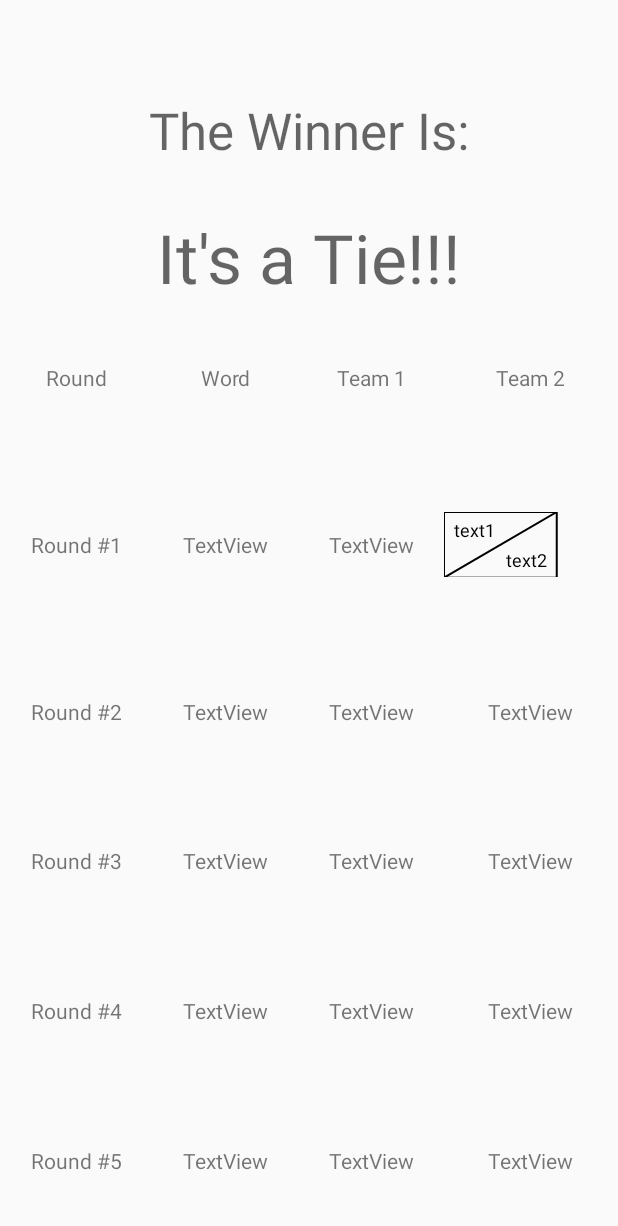
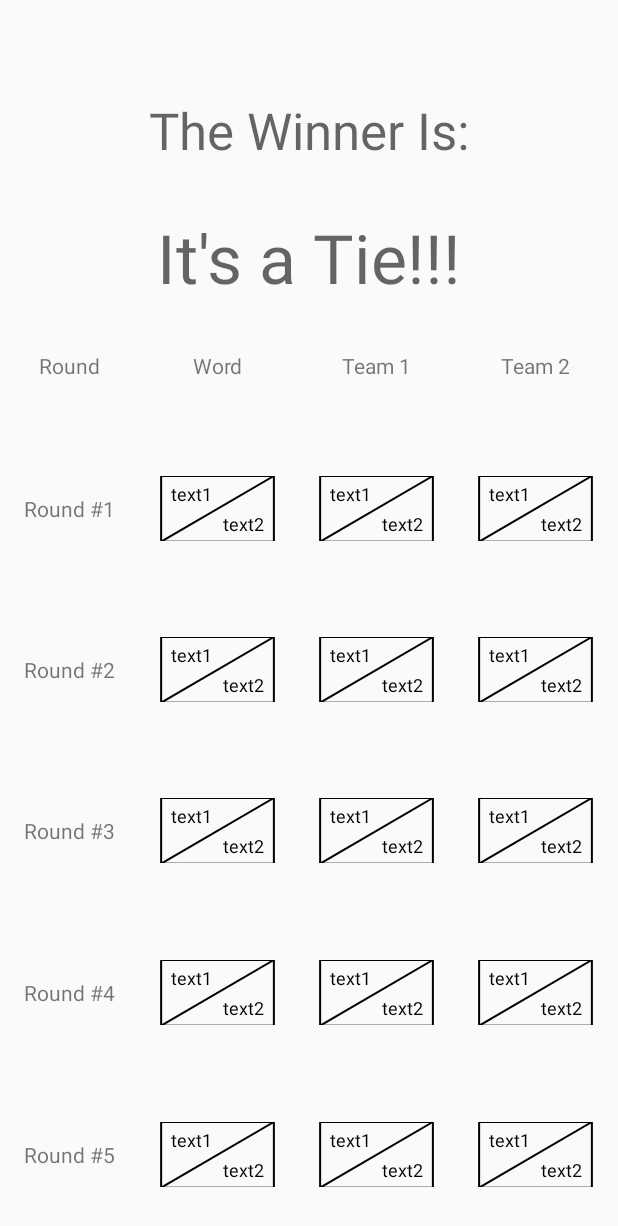
Before and after one commit to c-reeder/hint, an Android app: the WinnerActivity screen opened directly, with no data from a screen before it, on a phone screen of 412 x 824 dp. Shown: the top 1226 px of the screen. Run offline under Robolectric (Android 15) with nearby library versions, the phone set to English and light mode, and no system bars.

Commit message:
Added adjustments for textAlignment

```diff
--- a/app/src/main/java/com/wordpress/simpledevelopments/password/DiagonalDoubleTextView.java
+++ b/app/src/main/java/com/wordpress/simpledevelopments/password/DiagonalDoubleTextView.java
@@ -114,14 +114,17 @@ public class DiagonalDoubleTextView extends View {
                 case TEXT_ALIGNMENT_CENTER:
                     //do main thing here using origX and origY
                     //also make sure to start using origX and origY in the onDraw body
+                    origX = (viewWidth - realWidth) / 2;
                     break;
                 case TEXT_ALIGNMENT_VIEW_START:
                 case TEXT_ALIGNMENT_TEXT_START:
                     //left align
+                    origX = 0;
                     break;
                 case TEXT_ALIGNMENT_TEXT_END:
                 case TEXT_ALIGNMENT_VIEW_END:
                     //right align
+                    origX = viewWidth - realWidth;
                     break;
             }
         }
@@ -142,25 +145,25 @@ public class DiagonalDoubleTextView extends View {
 //        Log.d(TAG, "textWidth: " + textWidth + ", textHeight: " + textHeight);
         paint.setTextAlign(Paint.Align.LEFT);
         paint.setStyle(Paint.Style.STROKE);
-        canvas.drawRect(0,0,
-                (.75f * textWidth) + 2 * textWidth,
-                (.75f * textHeight) + 2 * textHeight,
+        canvas.drawRect(origX,origY,
+                origX + (.75f * textWidth) + 2 * textWidth,
+                origY + (.75f * textHeight) + 2 * textHeight,
                 paint);
         paint.setStyle(Paint.Style.FILL);
         paint.setAntiAlias(true);
         canvas.drawText(text1,
-                (.25f * textWidth),
-                (.25f * textHeight) - metrics.top,
+                origX + (.25f * textWidth),
+                origY + (.25f * textHeight) - metrics.top,
                 paint);
         canvas.drawText(text2,
-                (.50f * textWidth) + textWidth,
-                (.50f * textHeight) + textHeight - metrics.top,
+                origX + (.50f * textWidth) + textWidth,
+                origY + (.50f * textHeight) + textHeight - metrics.top,
                 paint);
         paint.setStrokeWidth(2);
-        canvas.drawLine(0,
-                (.75f * textHeight) + 2 * textHeight,
-                (.75f * textWidth) + 2 * textWidth,
-                0,
+        canvas.drawLine(origX,
+                origY + (.75f * textHeight) + 2 * textHeight,
+                origX + (.75f * textWidth) + 2 * textWidth,
+                origY,
                 paint);
 
 
--- a/app/src/main/res/layout/activity_winner.xml
+++ b/app/src/main/res/layout/activity_winner.xml
@@ -90,26 +90,26 @@
                 android:textAlignment="center"
                 android:layout_gravity="center_vertical" />
 
-            <TextView
-                android:text="TextView"
+            <com.wordpress.simpledevelopments.password.DiagonalDoubleTextView
                 android:layout_width="wrap_content"
                 android:layout_height="wrap_content"
+                app:textSize="@dimen/diagonalTextSize"
                 android:textAlignment="center"
-                android:layout_gravity="center_vertical" />
-
-            <TextView
-                android:text="TextView"
-                android:layout_width="wrap_content"
-                android:layout_height="wrap_content"
-                android:textAlignment="center"
-                android:layout_gravity="center_vertical" />
+                android:layout_gravity="center_vertical"/>
 
             <com.wordpress.simpledevelopments.password.DiagonalDoubleTextView
                 android:layout_width="wrap_content"
                 android:layout_height="wrap_content"
-                android:layout_gravity="center_vertical"
                 app:textSize="@dimen/diagonalTextSize"
-                android:textAlignment="center" />
+                android:textAlignment="center"
+                android:layout_gravity="center_vertical"/>
+
+            <com.wordpress.simpledevelopments.password.DiagonalDoubleTextView
+                android:layout_width="wrap_content"
+                android:layout_height="wrap_content"
+                app:textSize="@dimen/diagonalTextSize"
+                android:textAlignment="center"
+                android:layout_gravity="center_vertical"/>
 
         </TableRow>
 
@@ -126,26 +126,26 @@
                 android:textAlignment="center"
                 android:layout_gravity="center_vertical" />
 
-            <TextView
-                android:text="TextView"
+            <com.wordpress.simpledevelopments.password.DiagonalDoubleTextView
                 android:layout_width="wrap_content"
                 android:layout_height="wrap_content"
+                app:textSize="@dimen/diagonalTextSize"
                 android:textAlignment="center"
-                android:layout_gravity="center_vertical" />
+                android:layout_gravity="center_vertical"/>
 
-            <TextView
-                android:text="TextView"
+            <com.wordpress.simpledevelopments.password.DiagonalDoubleTextView
                 android:layout_width="wrap_content"
                 android:layout_height="wrap_content"
+                app:textSize="@dimen/diagonalTextSize"
                 android:textAlignment="center"
-                android:layout_gravity="center_vertical" />
+                android:layout_gravity="center_vertical"/>
 
-            <TextView
-                android:text="TextView"
+            <com.wordpress.simpledevelopments.password.DiagonalDoubleTextView
                 android:layout_width="wrap_content"
                 android:layout_height="wrap_content"
+                app:textSize="@dimen/diagonalTextSize"
                 android:textAlignment="center"
-                android:layout_gravity="center_vertical" />
+                android:layout_gravity="center_vertical"/>
         </TableRow>
 
         <TableRow
@@ -162,26 +162,26 @@
                 android:textAlignment="center"
                 android:layout_gravity="center_vertical" />
 
-            <TextView
-                android:text="TextView"
+            <com.wordpress.simpledevelopments.password.DiagonalDoubleTextView
                 android:layout_width="wrap_content"
                 android:layout_height="wrap_content"
+                app:textSize="@dimen/diagonalTextSize"
                 android:textAlignment="center"
-                android:layout_gravity="center_vertical" />
+                android:layout_gravity="center_vertical"/>
 
-            <TextView
-                android:text="TextView"
+            <com.wordpress.simpledevelopments.password.DiagonalDoubleTextView
                 android:layout_width="wrap_content"
                 android:layout_height="wrap_content"
+                app:textSize="@dimen/diagonalTextSize"
                 android:textAlignment="center"
-                android:layout_gravity="center_vertical" />
+                android:layout_gravity="center_vertical"/>
 
-            <TextView
-                android:text="TextView"
+            <com.wordpress.simpledevelopments.password.DiagonalDoubleTextView
                 android:layout_width="wrap_content"
                 android:layout_height="wrap_content"
+                app:textSize="@dimen/diagonalTextSize"
                 android:textAlignment="center"
-                android:layout_gravity="center_vertical" />
+                android:layout_gravity="center_vertical"/>
         </TableRow>
 
         <TableRow
@@ -196,26 +196,26 @@
                 android:textAlignment="center"
                 android:layout_gravity="center_vertical" />
 
-            <TextView
-                android:text="TextView"
+            <com.wordpress.simpledevelopments.password.DiagonalDoubleTextView
                 android:layout_width="wrap_content"
                 android:layout_height="wrap_content"
+                app:textSize="@dimen/diagonalTextSize"
                 android:textAlignment="center"
-                android:layout_gravity="center_vertical" />
+                android:layout_gravity="center_vertical"/>
 
-            <TextView
-                android:text="TextView"
+            <com.wordpress.simpledevelopments.password.DiagonalDoubleTextView
                 android:layout_width="wrap_content"
                 android:layout_height="wrap_content"
+                app:textSize="@dimen/diagonalTextSize"
                 android:textAlignment="center"
-                android:layout_gravity="center_vertical" />
+                android:layout_gravity="center_vertical"/>
 
-            <TextView
-                android:text="TextView"
+            <com.wordpress.simpledevelopments.password.DiagonalDoubleTextView
                 android:layout_width="wrap_content"
                 android:layout_height="wrap_content"
+                app:textSize="@dimen/diagonalTextSize"
                 android:textAlignment="center"
-                android:layout_gravity="center_vertical" />
+                android:layout_gravity="center_vertical"/>
         </TableRow>
 
         <TableRow
@@ -230,26 +230,26 @@
                 android:textAlignment="center"
                 android:layout_gravity="center_vertical" />
 
-            <TextView
-                android:text="TextView"
+            <com.wordpress.simpledevelopments.password.DiagonalDoubleTextView
                 android:layout_width="wrap_content"
                 android:layout_height="wrap_content"
+                app:textSize="@dimen/diagonalTextSize"
                 android:textAlignment="center"
-                android:layout_gravity="center_vertical" />
+                android:layout_gravity="center_vertical"/>
 
-            <TextView
-                android:text="TextView"
+            <com.wordpress.simpledevelopments.password.DiagonalDoubleTextView
                 android:layout_width="wrap_content"
                 android:layout_height="wrap_content"
+                app:textSize="@dimen/diagonalTextSize"
                 android:textAlignment="center"
-                android:layout_gravity="center_vertical" />
+                android:layout_gravity="center_vertical"/>
 
-            <TextView
-                android:text="TextView"
+            <com.wordpress.simpledevelopments.password.DiagonalDoubleTextView
                 android:layout_width="wrap_content"
                 android:layout_height="wrap_content"
+                app:textSize="@dimen/diagonalTextSize"
                 android:textAlignment="center"
-                android:layout_gravity="center_vertical" />
+                android:layout_gravity="center_vertical"/>
 
 
         </TableRow>
```
